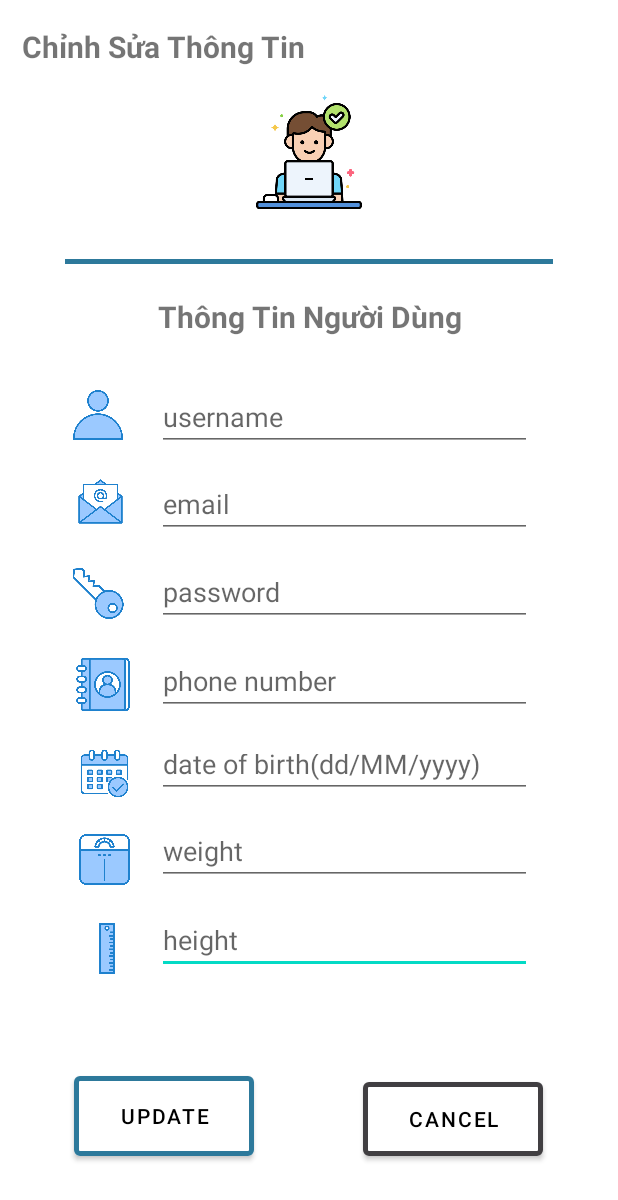
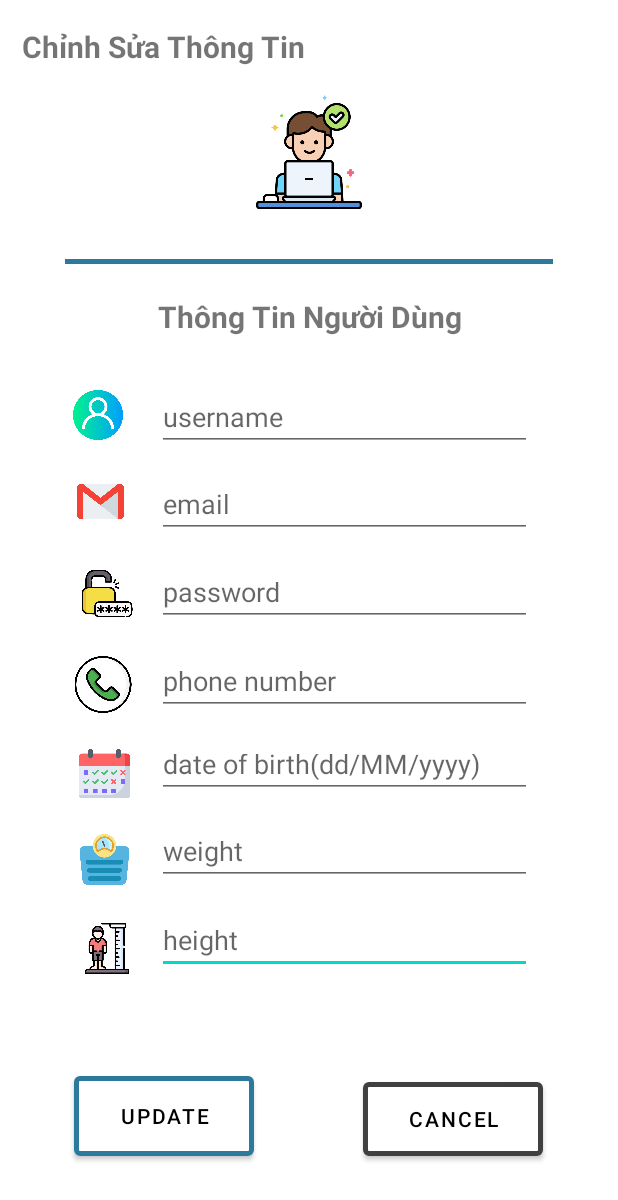
Before and after one commit to AnhDuc2k1/btl-android-n17, an Android app: the UpdateUserDetail screen opened directly, with no data from a screen before it, on a phone screen of 412 x 824 dp. Shown: the top 1200 px of the screen. Run offline under Robolectric (Android 15) with nearby library versions, the phone set to English and light mode, and no system bars; 1 statement that could not run was skipped.

Commit message:
change icon duc giau nhat hoang mai

```diff
--- a/app/src/main/res/layout/activity_main.xml
+++ b/app/src/main/res/layout/activity_main.xml
@@ -186,7 +186,7 @@
         app:layout_constraintStart_toStartOf="parent"
         app:layout_constraintTop_toTopOf="parent"
         app:layout_constraintVertical_bias="0.315"
-        app:srcCompat="@drawable/doctor_icon" />
+        app:srcCompat="@drawable/doctor" />
 
     <ImageView
         android:id="@+id/calendarIcon"
@@ -198,7 +198,7 @@
         app:layout_constraintStart_toStartOf="parent"
         app:layout_constraintTop_toTopOf="parent"
         app:layout_constraintVertical_bias="0.825"
-        app:srcCompat="@drawable/calendar_icon" />
+        app:srcCompat="@drawable/schedule" />
 
     <ImageView
         android:id="@+id/userIcon"
@@ -210,7 +210,7 @@
         app:layout_constraintStart_toStartOf="parent"
         app:layout_constraintTop_toTopOf="parent"
         app:layout_constraintVertical_bias="0.486"
-        app:srcCompat="@drawable/user_icon" />
+        app:srcCompat="@drawable/user" />
 
     <ImageView
         android:id="@+id/flaskIcon"
--- a/app/src/main/res/layout/activity_update_user_detail.xml
+++ b/app/src/main/res/layout/activity_update_user_detail.xml
@@ -156,7 +156,7 @@
         app:layout_constraintStart_toStartOf="parent"
         app:layout_constraintTop_toTopOf="parent"
         app:layout_constraintVertical_bias="0.329"
-        app:srcCompat="@drawable/user_icon" />
+        app:srcCompat="@drawable/user" />
 
     <ImageView
         android:id="@+id/imageView4"
@@ -168,7 +168,7 @@
         app:layout_constraintStart_toStartOf="parent"
         app:layout_constraintTop_toTopOf="parent"
         app:layout_constraintVertical_bias="0.402"
-        app:srcCompat="@drawable/email" />
+        app:srcCompat="@drawable/gmail" />
 
     <ImageView
         android:id="@+id/imageView5"
@@ -176,11 +176,11 @@
         android:layout_height="34dp"
         app:layout_constraintBottom_toBottomOf="parent"
         app:layout_constraintEnd_toEndOf="parent"
-        app:layout_constraintHorizontal_bias="0.117"
+        app:layout_constraintHorizontal_bias="0.133"
         app:layout_constraintStart_toStartOf="parent"
         app:layout_constraintTop_toTopOf="parent"
         app:layout_constraintVertical_bias="0.479"
-        app:srcCompat="@drawable/key" />
+        app:srcCompat="@drawable/password" />
 
     <ImageView
         android:id="@+id/imageView6"
@@ -192,7 +192,7 @@
         app:layout_constraintStart_toStartOf="parent"
         app:layout_constraintTop_toTopOf="parent"
         app:layout_constraintVertical_bias="0.556"
-        app:srcCompat="@drawable/phone_number" />
+        app:srcCompat="@drawable/phone_call" />
 
     <ImageView
         android:id="@+id/imageView7"
@@ -204,7 +204,7 @@
         app:layout_constraintStart_toStartOf="parent"
         app:layout_constraintTop_toTopOf="parent"
         app:layout_constraintVertical_bias="0.631"
-        app:srcCompat="@drawable/calendar_icon" />
+        app:srcCompat="@drawable/schedule" />
 
     <ImageView
         android:id="@+id/imageView8"
@@ -216,7 +216,7 @@
         app:layout_constraintStart_toStartOf="parent"
         app:layout_constraintTop_toTopOf="parent"
         app:layout_constraintVertical_bias="0.704"
-        app:srcCompat="@drawable/weight" />
+        app:srcCompat="@drawable/scale" />
 
     <ImageView
         android:id="@+id/imageView9"
@@ -228,7 +228,7 @@
         app:layout_constraintStart_toStartOf="parent"
         app:layout_constraintTop_toTopOf="parent"
         app:layout_constraintVertical_bias="0.779"
-        app:srcCompat="@drawable/ruler" />
+        app:srcCompat="@drawable/height" />
 
     <Button
         android:id="@+id/update"
```
Also changed, not shown: app/src/main/res/layout/activity_user_detail.xml (+7 -7 lines), app/src/main/res/drawable/calendar_icon.png (deleted), app/src/main/res/drawable/doctor_icon.png (deleted), app/src/main/res/drawable/document_icon.png (deleted), app/src/main/res/drawable/email.png (deleted), app/src/main/res/drawable/flask_icon.png, app/src/main/res/drawable/gmail.png (added), app/src/main/res/drawable/height.png (added), app/src/main/res/drawable/key.png (deleted), app/src/main/res/drawable/management.png (deleted), app/src/main/res/drawable/password.png (added), app/src/main/res/drawable/phone_call.png (added), app/src/main/res/drawable/phone_number.png (deleted), app/src/main/res/drawable/ruler.png (deleted), 4 more files.
